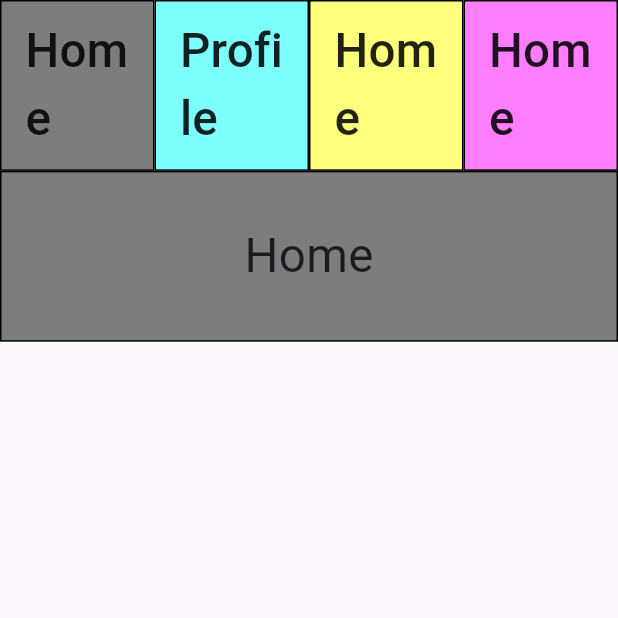
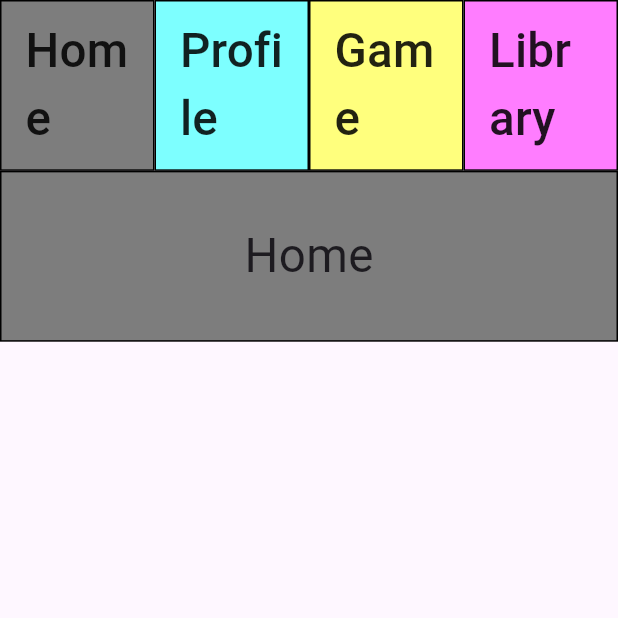
Before and after one commit to Chronoss0518/flutter_profile_web, a Flutter app: the screen it shows after launch, on a phone screen of 412 x 824 dp, the top half of it. Run offline on Flutter 3.47's test engine with Material 3 defaults, Android fonts, the light colour scheme and no system bars.

Commit message:
それぞれのタイトル名を修正

```diff
--- a/lib/display/game.dart
+++ b/lib/display/game.dart
@@ -3,7 +3,7 @@ import 'package:flutter/material.dart';
 import 'package:flutter_profile_homepage/component/menu.dart';
 import 'package:flutter_profile_homepage/display/display_base.dart';
 
-const GAME_TITLE = "Home";
+const GAME_TITLE = "Game";
 const GAME_THAME_COLOR = Color.fromARGB(255, 255, 255, 125);
 
 class Game extends StatefulWidget {
--- a/lib/display/library.dart
+++ b/lib/display/library.dart
@@ -3,7 +3,7 @@ import 'package:flutter/material.dart';
 import 'package:flutter_profile_homepage/component/menu.dart';
 import 'package:flutter_profile_homepage/display/display_base.dart';
 
-const LIBRARY_TITLE = "Home";
+const LIBRARY_TITLE = "Library";
 const LIBRARY_THAME_COLOR = Color.fromARGB(255,255,125,255);
 
 class Library extends StatefulWidget {
```
